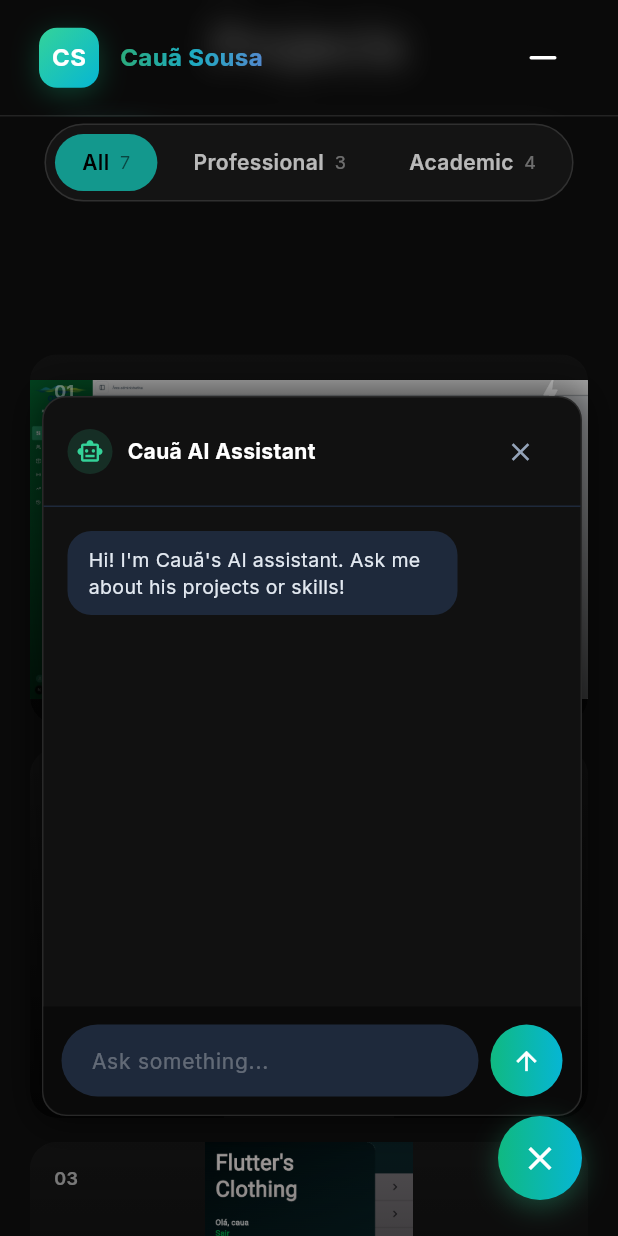
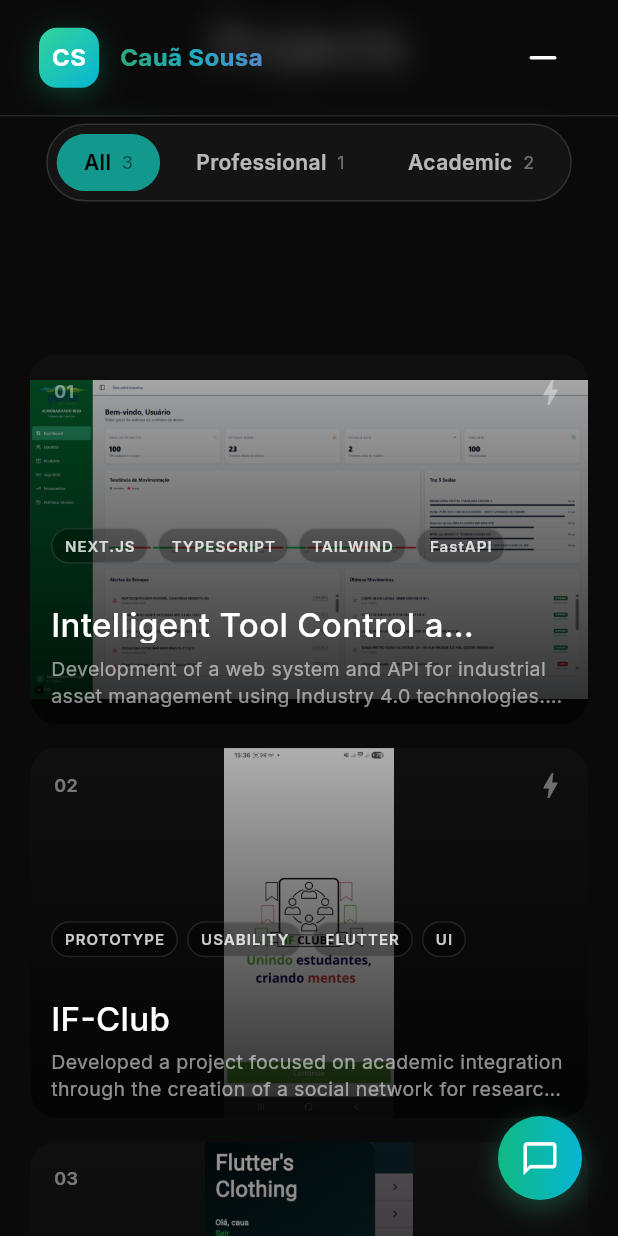
Before and after one commit to cauasousa/caua-sousa-dev, a Flutter app: the screen it shows after launch, scrolled down 1152 dp, on a phone screen of 412 x 824 dp. Run offline on Flutter 3.47's test engine with Material 3 defaults, Android fonts, the phone set to English and light mode, and no system bars; our stand-ins replace flutter_bloc, font_awesome_flutter, google_fonts.

Commit message:
feature: ajust

```diff
--- a/lib/feature/presentation/bloc/about/about_cubit.dart
+++ b/lib/feature/presentation/bloc/about/about_cubit.dart
@@ -18,25 +18,25 @@ class AboutCubit extends Cubit<AboutState> {
         lines: [
           CapabilityLine(
             'Mobile',
-            'Building performant, native experiences',
+            'Mobile & Cross-Platform Development',
             badges: ['Flutter', 'Dart'],
             badgeColor: Color(0xFF60A5FA),
           ),
           CapabilityLine(
             'Backend',
-            'Scalable APIs and real-time services',
-            badges: ['Python', 'FastAPI', 'Django', 'Flask'],
+            'Scalable APIs & Real-Time Services',
+            badges: ['FastAPI', 'Python', 'Django', 'Flask'],
             badgeColor: Color(0xFF34D399),
           ),
           CapabilityLine(
             'Frontend',
-            'Interactive and responsive interfaces',
-            badges: ['HTML/CSS', 'JavaScript', 'React', 'Next.js'],
+            'Web Interfaces & Frontend Frameworks',
+            badges: ['Next.js', 'TypeScript', 'Tailwind CSS', 'React'],
             badgeColor: Color(0xFFE6B9F2),
           ),
           CapabilityLine(
             'Database',
-            'Data architecture and optimization',
+            'Database Architecture & Cloud Services',
             badges: ['Firebase', 'SQL', 'MongoDB', 'PostgreSQL'],
             badgeColor: Color(0xFFFBBF24),
           ),
--- a/lib/feature/presentation/widgets/chat/chat_message.dart
+++ b/lib/feature/presentation/widgets/chat/chat_message.dart
@@ -43,7 +43,8 @@ class _AiChatBubbleState extends State<AiChatBubble>
     _offsetAnimation = Tween<Offset>(
       begin: const Offset(0, 0.1),
       end: Offset.zero,
-    ).animate(CurvedAnimation(parent: _panelController, curve: Curves.easeOutCubic));
+    ).animate(
+        CurvedAnimation(parent: _panelController, curve: Curves.easeOutCubic));
 
     _fadeAnimation = Tween<double>(begin: 0.0, end: 1.0).animate(
       CurvedAnimation(parent: _panelController, curve: Curves.easeOutCubic),
@@ -55,19 +56,25 @@ class _AiChatBubbleState extends State<AiChatBubble>
     )..repeat();
 
     Future.delayed(const Duration(milliseconds: 800), () {
-      if (mounted) _toggleChat();
+      if (!mounted) return;
+      final screenWidth = MediaQuery.of(context).size.width;
+      // Auto-open only on larger screens to avoid covering mobile viewport.
+      if (screenWidth >= 600) {
+        _toggleChat();
 
         Future.delayed(const Duration(milliseconds: 400), () {
           if (mounted) {
             setState(() {
               _messages.add(_ChatMessage(
-              text: "Hi! I'm Cauã's AI assistant. Ask me about his projects or skills!",
+                text:
+                    "Hi! I'm Cauã's AI assistant. Ask me about his projects or skills!",
                 status: MessageStatus.text,
               ));
             });
             _scrollToBottom();
           }
         });
+      }
     });
   }
 
@@ -106,16 +113,18 @@ class _AiChatBubbleState extends State<AiChatBubble>
     final apiUrl = _apiUrls[_selectedApiIndex];
 
     try {
-
       final responses = await Future.wait([
-        http.post(
+        http
+            .post(
           Uri.parse(apiUrl),
           headers: {'Content-Type': 'application/json'},
           body: jsonEncode({'message': userMessage}),
-        ).timeout(
+        )
+            .timeout(
           const Duration(seconds: 30),
           onTimeout: () {
-            throw TimeoutException('The request exceeded the time limit. Please try again later.');
+            throw TimeoutException(
+                'The request exceeded the time limit. Please try again later.');
           },
         ),
         Future.delayed(const Duration(seconds: 1)),
@@ -129,7 +138,8 @@ class _AiChatBubbleState extends State<AiChatBubble>
 
         if (mounted) {
           setState(() {
-            if (_messages.isNotEmpty && _messages.last.status == MessageStatus.thinking) {
+            if (_messages.isNotEmpty &&
+                _messages.last.status == MessageStatus.thinking) {
               _messages.last.text = aiResponse;
               _messages.last.status = MessageStatus.text;
             }
@@ -142,8 +152,10 @@ class _AiChatBubbleState extends State<AiChatBubble>
     } catch (e) {
       if (mounted) {
         setState(() {
-          if (_messages.isNotEmpty && _messages.last.status == MessageStatus.thinking) {
-            _messages.last.text = "Sorry, I couldn't process that right now. Please make sure the backend is running.";
+          if (_messages.isNotEmpty &&
+              _messages.last.status == MessageStatus.thinking) {
+            _messages.last.text =
+                "Sorry, I couldn't process that right now. Please make sure the backend is running.";
             _messages.last.status = MessageStatus.error;
           }
         });
@@ -157,11 +169,11 @@ class _AiChatBubbleState extends State<AiChatBubble>
     if (text.isEmpty) return;
 
     setState(() {
-      _messages.add(_ChatMessage(text: text, isUser: true, status: MessageStatus.text));
+      _messages.add(
+          _ChatMessage(text: text, isUser: true, status: MessageStatus.text));
       _textController.clear();
       _messages.add(_ChatMessage(status: MessageStatus.thinking));
     });
-
 
     _scrollToBottom();
 
@@ -170,23 +182,31 @@ class _AiChatBubbleState extends State<AiChatBubble>
 
   @override
   Widget build(BuildContext context) {
+    final screenWidth = MediaQuery.of(context).size.width;
+    final panelWidth =
+        screenWidth < 420 ? (screenWidth - 48).clamp(260.0, 360.0) : 360.0;
+    final panelHeight = screenWidth < 420 ? 440.0 : 480.0;
+
     return Stack(
       alignment: Alignment.bottomRight,
       children: [
         Positioned(
           bottom: 80,
           right: 24,
+          child: IgnorePointer(
+            ignoring: !_isOpen,
             child: FadeTransition(
               opacity: _fadeAnimation,
               child: SlideTransition(
                 position: _offsetAnimation,
                 child: Container(
-                width: 360,
-                height: 480,
+                  width: panelWidth,
+                  height: panelHeight,
                   decoration: BoxDecoration(
                     color: const Color(0xFF111111),
                     borderRadius: BorderRadius.circular(16),
-                  border: Border.all(color: Colors.white.withValues(alpha: 0.1)),
+                    border:
+                        Border.all(color: Colors.white.withValues(alpha: 0.1)),
                     boxShadow: [
                       BoxShadow(
                         color: Colors.black.withValues(alpha: 0.5),
@@ -198,7 +218,8 @@ class _AiChatBubbleState extends State<AiChatBubble>
                   child: Column(
                     children: [
                       Container(
-                      padding: const EdgeInsets.symmetric(horizontal: 16, vertical: 12),
+                        padding: const EdgeInsets.symmetric(
+                            horizontal: 16, vertical: 12),
                         decoration: const BoxDecoration(
                           border: Border(
                             bottom: BorderSide(color: Color(0xFF1E293B)),
@@ -209,10 +230,12 @@ class _AiChatBubbleState extends State<AiChatBubble>
                             Container(
                               padding: const EdgeInsets.all(6),
                               decoration: BoxDecoration(
-                              color: const Color(0xFF34D399).withValues(alpha: 0.15),
+                                color: const Color(0xFF34D399)
+                                    .withValues(alpha: 0.15),
                                 shape: BoxShape.circle,
                               ),
-                            child: const Icon(Icons.smart_toy_outlined, color: Color(0xFF34D399), size: 18),
+                              child: const Icon(Icons.smart_toy_outlined,
+                                  color: Color(0xFF34D399), size: 18),
                             ),
                             const SizedBox(width: 10),
                             const Expanded(
@@ -226,7 +249,8 @@ class _AiChatBubbleState extends State<AiChatBubble>
                               ),
                             ),
                             IconButton(
-                            icon: const Icon(Icons.close, color: Color(0xFF94A3B8), size: 20),
+                              icon: const Icon(Icons.close,
+                                  color: Color(0xFF94A3B8), size: 20),
                               onPressed: _toggleChat,
                               padding: EdgeInsets.zero,
                               constraints: const BoxConstraints(),
@@ -234,7 +258,6 @@ class _AiChatBubbleState extends State<AiChatBubble>
                           ],
                         ),
                       ),
-
                       Expanded(
                         child: ListView.builder(
                           controller: _scrollController,
@@ -246,34 +269,39 @@ class _AiChatBubbleState extends State<AiChatBubble>
                           },
                         ),
                       ),
-
                       Container(
                         padding: const EdgeInsets.all(12),
                         decoration: const BoxDecoration(
                           color: Color(0xFF0A0A0A),
-                        borderRadius: BorderRadius.vertical(bottom: Radius.circular(16)),
+                          borderRadius: BorderRadius.vertical(
+                              bottom: Radius.circular(16)),
                         ),
                         child: Row(
                           children: [
                             Expanded(
                               child: TextField(
                                 controller: _textController,
-                              style: const TextStyle(color: Colors.white, fontSize: 14),
+                                style: const TextStyle(
+                                    color: Colors.white, fontSize: 14),
                                 maxLength: _maxCharacterLimit,
                                 decoration: InputDecoration(
                                   hintText: 'Ask something...',
                                   counterText: "",
-                                hintStyle: TextStyle(color: Colors.white.withValues(alpha: 0.3)),
+                                  hintStyle: TextStyle(
+                                      color:
+                                          Colors.white.withValues(alpha: 0.3)),
                                   filled: true,
                                   fillColor: const Color(0xFF1E293B),
-                                contentPadding: const EdgeInsets.symmetric(horizontal: 16, vertical: 10),
+                                  contentPadding: const EdgeInsets.symmetric(
+                                      horizontal: 16, vertical: 10),
                                   border: OutlineInputBorder(
                                     borderRadius: BorderRadius.circular(24),
                                     borderSide: BorderSide.none,
                                   ),
                                   focusedBorder: OutlineInputBorder(
                                     borderRadius: BorderRadius.circular(24),
-                                  borderSide: const BorderSide(color: Color(0xFF34D399), width: 1),
+                                    borderSide: const BorderSide(
+                                        color: Color(0xFF34D399), width: 1),
                                   ),
                                 ),
                                 onSubmitted: (_) => _sendMessage(),
@@ -284,11 +312,15 @@ class _AiChatBubbleState extends State<AiChatBubble>
                               decoration: BoxDecoration(
                                 shape: BoxShape.circle,
                                 gradient: const LinearGradient(
-                                colors: [Color(0xFF10B981), Color(0xFF06B6D4)],
+                                  colors: [
+                                    Color(0xFF10B981),
+                                    Color(0xFF06B6D4)
+                                  ],
                                 ),
                               ),
                               child: IconButton(
-                              icon: const Icon(Icons.arrow_upward, color: Colors.white, size: 20),
+                                icon: const Icon(Icons.arrow_upward,
+                                    color: Colors.white, size: 20),
                                 onPressed: _sendMessage,
                                 padding: const EdgeInsets.all(12),
                               ),
@@ -302,7 +334,7 @@ class _AiChatBubbleState extends State<AiChatBubble>
               ),
             ),
           ),
-
+        ),
         Positioned(
           bottom: 24,
           right: 24,
@@ -357,14 +389,16 @@ class _AiChatBubbleState extends State<AiChatBubble>
                   double opacity = 0.3;
 
                   if (_thinkingController.value >= (index * 0.2)) {
-                    final double progress = (_thinkingController.value - (index * 0.2)) / 0.6;
+                    final double progress =
+                        (_thinkingController.value - (index * 0.2)) / 0.6;
                     offset = (-4 * progress).clamp(-4.0, 0.0);
                     opacity = (0.3 + (0.7 * progress)).clamp(0.3, 1.0);
                   }
 
                   return Container(
                     margin: const EdgeInsets.symmetric(horizontal: 2),
-                    transform: Transform.translate(offset: Offset(0, offset)).transform,
+                    transform: Transform.translate(offset: Offset(0, offset))
+                        .transform,
                     child: Container(
                       width: 8,
                       height: 8,
@@ -382,7 +416,8 @@ class _AiChatBubbleState extends State<AiChatBubble>
       );
     }
 
-    Color bgColor = msg.isUser ? const Color(0xFF34D399) : const Color(0xFF1E293B);
+    Color bgColor =
+        msg.isUser ? const Color(0xFF34D399) : const Color(0xFF1E293B);
     Color txtColor = msg.isUser ? Colors.black : const Color(0xFFE2E8F0);
     if (msg.status == MessageStatus.error) {
       bgColor = const Color(0xFF7F1D1D).withValues(alpha: 0.6);
@@ -405,7 +440,8 @@ class _AiChatBubbleState extends State<AiChatBubble>
             if (msg.status == MessageStatus.error)
               Padding(
                 padding: const EdgeInsets.only(right: 8, top: 1),
-                child: Icon(Icons.warning_amber_rounded, color: txtColor, size: 16),
+                child: Icon(Icons.warning_amber_rounded,
+                    color: txtColor, size: 16),
               ),
             Expanded(
               child: Text(
@@ -431,5 +467,6 @@ class _ChatMessage {
   bool isUser;
   MessageStatus status;
 
-  _ChatMessage({this.text = '', this.isUser = false, this.status = MessageStatus.text});
+  _ChatMessage(
+      {this.text = '', this.isUser = false, this.status = MessageStatus.text});
 }
--- a/lib/feature/presentation/widgets/navbar/custom_navbar.dart
+++ b/lib/feature/presentation/widgets/navbar/custom_navbar.dart
@@ -129,9 +129,11 @@ class CustomNavbar extends StatelessWidget {
                                   ),
                                 ),
                               if (!isMobile)
-                                const CustomButton(
+                                CustomButton(
                                   height: 40,
                                   width: 180,
+                                  onPressed: () =>
+                                      _onNavTap(context, NavbarSection.contact),
                                 )
                               else
                                 IconButton(
@@ -203,6 +205,8 @@ class CustomNavbar extends StatelessWidget {
                                   child: CustomButton(
                                     height: 44,
                                     width: double.infinity,
+                                    onPressed: () => _onNavTap(
+                                        context, NavbarSection.contact),
                                   ),
                                 ),
                               ],
```
Also changed, not shown: lib/assets/data/task.json (+3 -46 lines), flutter_01.png (deleted). Lines whose indentation alone changed are shown as unchanged.
